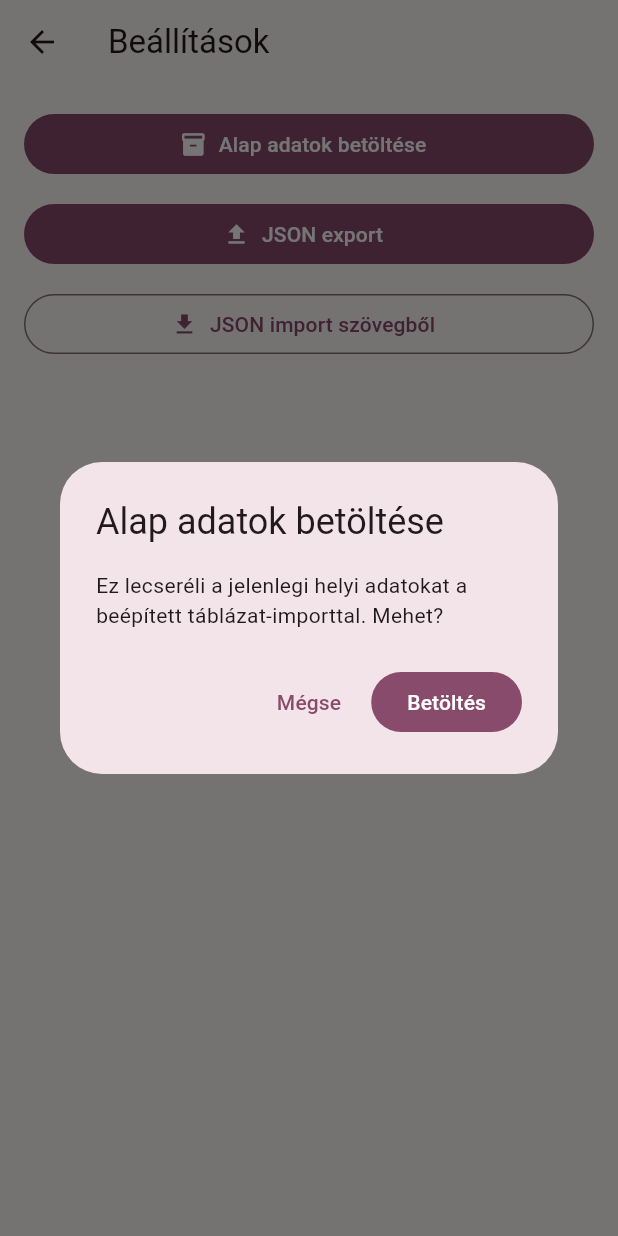
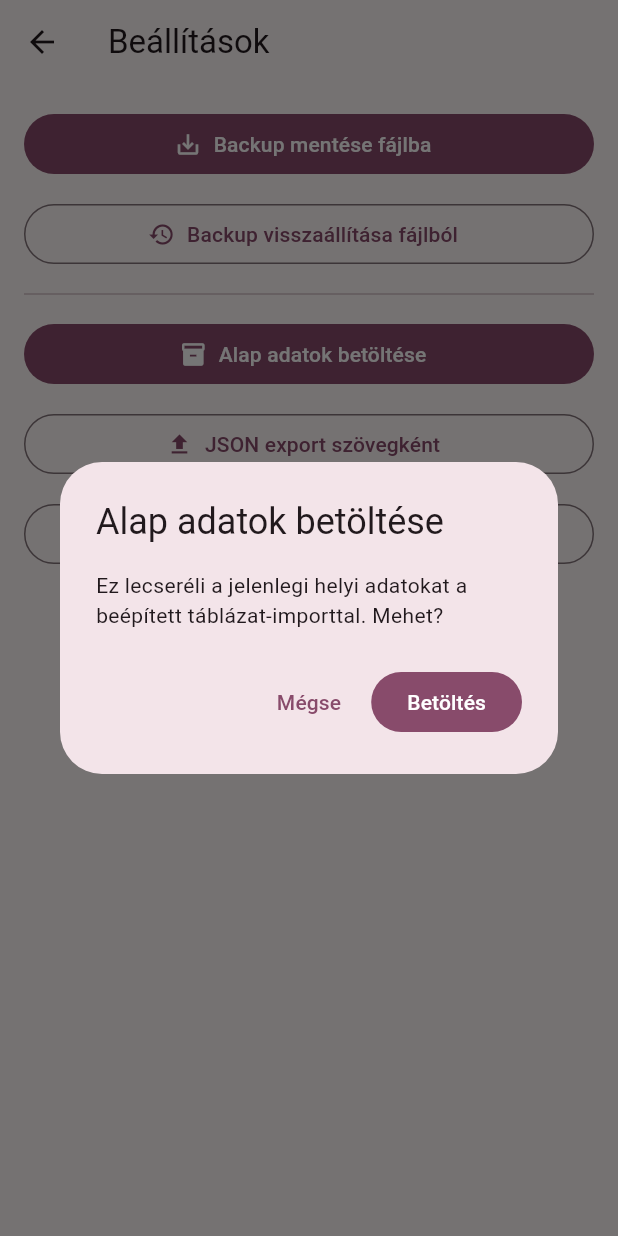
Before and after one commit to opsforme-source/brewer_diary, a Flutter app: the SettingsScreen screen opened directly with empty values, after a tap on "Alap adatok betöltése", on a phone screen of 412 x 824 dp. Run offline on Flutter 3.47's test engine with Material 3 defaults, Android fonts, the phone set to English and light mode, and no system bars; our stand-ins replace file_picker, shared_preferences; accounts and stored records are empty.

Commit message:
Add file backup and restore actions

```diff
--- a/lib/screens/settings_screen.dart
+++ b/lib/screens/settings_screen.dart
@@ -1,7 +1,13 @@
+import 'dart:convert';
+import 'dart:io';
+import 'dart:typed_data';
+
+import 'package:file_picker/file_picker.dart';
 import 'package:flutter/material.dart';
 import 'package:flutter/services.dart' show rootBundle;
 
 import '../controllers/batch_controller.dart';
+import '../services/backup_service.dart';
 
 /// Import/export and maintenance actions.
 ///
@@ -9,7 +15,9 @@ import '../controllers/batch_controller.dart';
 /// not need to be pasted into a tiny textbox.
 class SettingsScreen extends StatelessWidget {
   final BatchController controller;
-  const SettingsScreen({super.key, required this.controller});
+  SettingsScreen({super.key, required this.controller});
+
+  final BackupService _backupService = BackupService();
 
   @override
   Widget build(BuildContext context) {
@@ -19,15 +27,27 @@ class SettingsScreen extends StatelessWidget {
         padding: const EdgeInsets.all(16),
         children: [
           FilledButton.icon(
+            onPressed: () => _createBackupFile(context),
+            icon: const Icon(Icons.save_alt),
+            label: const Text('Backup mentése fájlba'),
+          ),
+          const SizedBox(height: 12),
+          OutlinedButton.icon(
+            onPressed: () => _restoreBackupFile(context),
+            icon: const Icon(Icons.restore),
+            label: const Text('Backup visszaállítása fájlból'),
+          ),
+          const Divider(height: 32),
+          FilledButton.icon(
             onPressed: () => _loadSeed(context),
             icon: const Icon(Icons.inventory),
             label: const Text('Alap adatok betöltése'),
           ),
           const SizedBox(height: 12),
-          FilledButton.icon(
+          OutlinedButton.icon(
             onPressed: () => _showExport(context),
             icon: const Icon(Icons.upload),
-            label: const Text('JSON export'),
+            label: const Text('JSON export szövegként'),
           ),
           const SizedBox(height: 12),
           OutlinedButton.icon(
@@ -38,6 +58,78 @@ class SettingsScreen extends StatelessWidget {
         ],
       ),
     );
+  }
+
+  Future<void> _createBackupFile(BuildContext context) async {
+    try {
+      final backupText = _backupService.buildBackupJson(controller.exportJson());
+      final fileName = _backupService.makeBackupFileName();
+      final bytes = Uint8List.fromList(utf8.encode(backupText));
+
+      final savedPath = await FilePicker.platform.saveFile(
+        dialogTitle: 'Brewer Diary backup mentése',
+        fileName: fileName,
+        type: FileType.custom,
+        allowedExtensions: [BackupService.backupExtension, 'json'],
+        bytes: bytes,
+      );
+
+      if (!context.mounted) return;
+      if (savedPath == null) {
+        _snack(context, 'Backup mentés megszakítva.');
+      } else {
+        _snack(context, 'Backup fájl elmentve.');
+      }
+    } catch (error) {
+      if (context.mounted) _snack(context, 'Backup mentés sikertelen: $error');
+    }
+  }
+
+  Future<void> _restoreBackupFile(BuildContext context) async {
+    final confirmed = await showDialog<bool>(
+      context: context,
+      builder: (_) => AlertDialog(
+        title: const Text('Backup visszaállítása'),
+        content: const Text(
+          'Ez lecseréli a jelenlegi helyi adatokat a kiválasztott backup tartalmára. Folytassuk?',
+        ),
+        actions: [
+          TextButton(onPressed: () => Navigator.pop(context, false), child: const Text('Mégse')),
+          FilledButton(onPressed: () => Navigator.pop(context, true), child: const Text('Visszaállítás')),
+        ],
+      ),
+    );
+
+    if (confirmed != true) return;
+
+    try {
+      final picked = await FilePicker.platform.pickFiles(
+        type: FileType.custom,
+        allowedExtensions: [BackupService.backupExtension, 'json'],
+        withData: true,
+      );
+
+      if (!context.mounted) return;
+      if (picked == null || picked.files.isEmpty) {
+        _snack(context, 'Backup visszaállítás megszakítva.');
+        return;
+      }
+
+      final file = picked.files.single;
+      final bytes = file.bytes ?? (file.path == null ? null : await File(file.path!).readAsBytes());
+      if (bytes == null) {
+        _snack(context, 'A kiválasztott backup fájl nem olvasható.');
+        return;
+      }
+
+      final backupText = utf8.decode(bytes);
+      final batchesJson = _backupService.extractBatchesJson(backupText);
+      await controller.importJson(batchesJson);
+
+      if (context.mounted) _snack(context, 'Backup visszaállítva.');
+    } catch (error) {
+      if (context.mounted) _snack(context, 'Backup visszaállítás sikertelen: $error');
+    }
   }
 
   Future<void> _loadSeed(BuildContext context) async {
@@ -60,11 +152,7 @@ class SettingsScreen extends StatelessWidget {
     final jsonText = await rootBundle.loadString('seed/brewer_diary_seed.json');
     await controller.importJson(jsonText);
 
-    if (context.mounted) {
-      ScaffoldMessenger.of(context).showSnackBar(
-        const SnackBar(content: Text('Alap adatok betöltve.')),
-      );
-    }
+    if (context.mounted) _snack(context, 'Alap adatok betöltve.');
   }
 
   void _showExport(BuildContext context) {
@@ -105,4 +193,8 @@ class SettingsScreen extends StatelessWidget {
       ),
     );
   }
+
+  void _snack(BuildContext context, String message) {
+    ScaffoldMessenger.of(context).showSnackBar(SnackBar(content: Text(message)));
+  }
 }
```
